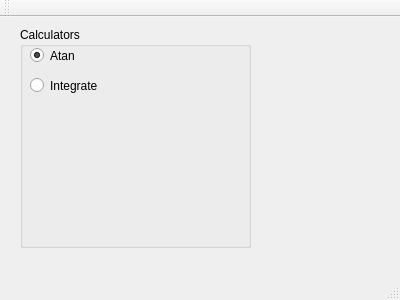
First picture: the form in code-demo/piQt/piQt/mainwindow.ui, repository kzhereb/knu-is-ooop2018, before the edit.
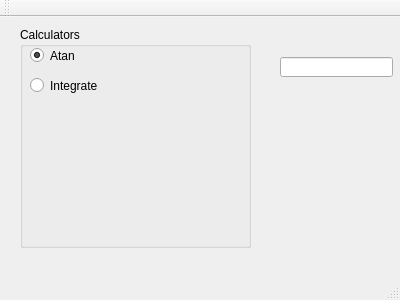
Second picture: the form after the edit.

Commit message: Added text box to enter steps

Diff of the .ui file:
```diff
--- a/code-demo/piQt/piQt/mainwindow.ui
+++ b/code-demo/piQt/piQt/mainwindow.ui
@@ -59,6 +59,16 @@
      </property>
     </widget>
    </widget>
+   <widget class="QLineEdit" name="leSteps">
+    <property name="geometry">
+     <rect>
+      <x>280</x>
+      <y>40</y>
+      <width>113</width>
+      <height>20</height>
+     </rect>
+    </property>
+   </widget>
   </widget>
   <widget class="QMenuBar" name="menuBar">
    <property name="geometry">
```
The commit also changes 1 other file.
